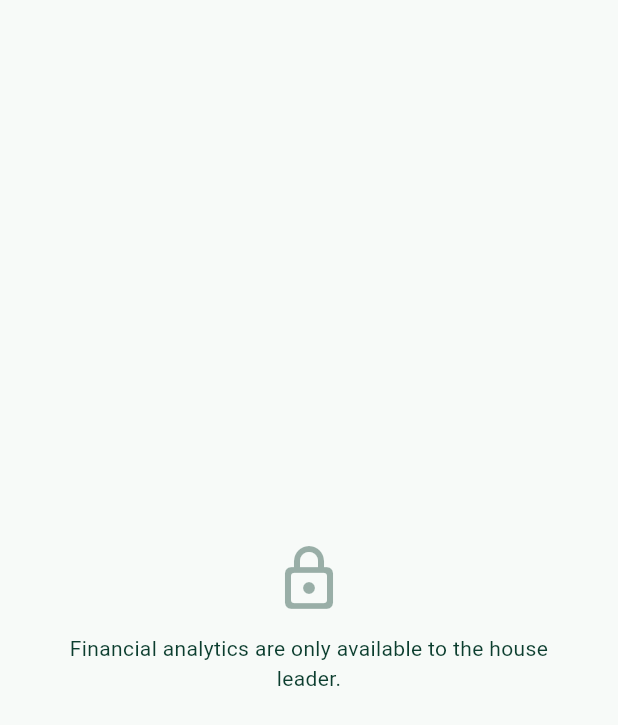
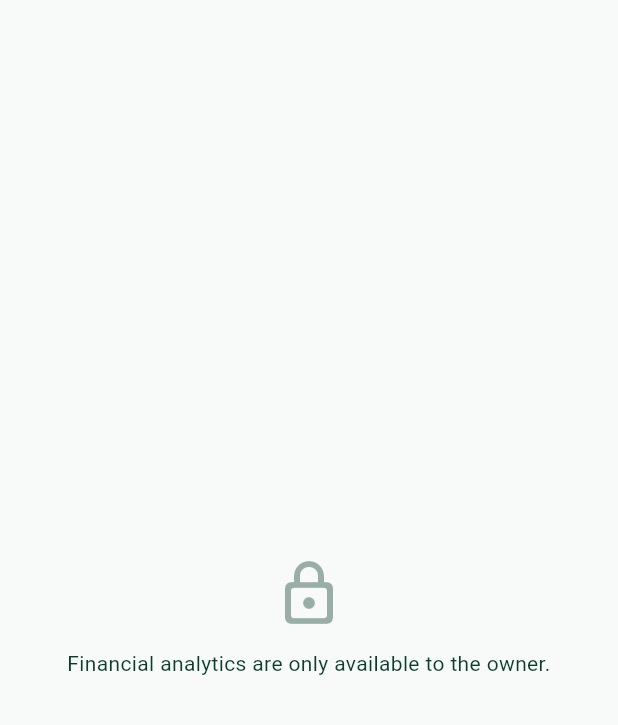
Before and after one commit to HusseinAbdow/roovia, a Flutter app: the AnalyticsLeaderOnlyState widget shown alone on an empty page, opened directly, on a phone screen of 412 x 824 dp. Shown: the top 725 px of the screen. Run offline on Flutter 3.47's test engine with Material 3 defaults, Android fonts, the phone set to English and light mode, and no system bars; our stand-ins replace cached_network_image, cloud_firestore, file_picker, firebase_auth, firebase_core, firebase_messaging and 5 more; accounts and stored records are empty.

Commit message:
fix: standardize owner wording

```diff
--- a/lib/screens/analytics/analytics_payment_section.dart
+++ b/lib/screens/analytics/analytics_payment_section.dart
@@ -30,7 +30,7 @@ class AnalyticsPaymentSection extends StatelessWidget {
         ),
         _PaymentStateRow(
           label: 'Confirmed',
-          detail: 'Approved by house owner',
+          detail: 'Approved by owner',
           amount: statistics.confirmedAmount,
           count: statistics.confirmedCount,
           color: Colors.green.shade600,
--- a/lib/screens/analytics/analytics_state_views.dart
+++ b/lib/screens/analytics/analytics_state_views.dart
@@ -162,7 +162,7 @@ class AnalyticsLeaderOnlyState extends StatelessWidget {
             ),
             const SizedBox(height: 12),
             const Text(
-              'Financial analytics are only available to the house leader.',
+              'Financial analytics are only available to the owner.',
               textAlign: TextAlign.center,
             ),
           ],
--- a/lib/screens/create_house_screen.dart
+++ b/lib/screens/create_house_screen.dart
@@ -238,7 +238,7 @@ class _CreateHouseScreenState extends State<CreateHouseScreen> {
                       ),
                       const SizedBox(height: 8),
                       Text(
-                        'Start your shared home space and become the first member and leader.',
+                        'Start your shared home space and become the first member and owner.',
                         style: Theme.of(context).textTheme.bodyLarge?.copyWith(
                           color: _darkGreen.withValues(alpha: 0.75),
                           height: 1.45,
@@ -427,7 +427,7 @@ class _CreateHouseScreenState extends State<CreateHouseScreen> {
                             const SizedBox(width: 12),
                             Expanded(
                               child: Text(
-                                'Your house will be saved in Firestore with you as leader. Address is private to members only.',
+                                'Your house will be saved in Firestore with you as owner. Address is private to members only.',
                                 style: Theme.of(context).textTheme.bodyMedium?.copyWith(
                                   color: _darkGreen.withValues(alpha: 0.8),
                                   fontWeight: FontWeight.w500,
--- a/lib/screens/house_dashboard_screen.dart
+++ b/lib/screens/house_dashboard_screen.dart
@@ -240,7 +240,7 @@ class _HouseDashboardScreenState extends State<HouseDashboardScreen> {
 
     if (house.leaderId != currentUserId) {
       messenger.showSnackBar(
-        const SnackBar(content: Text('Only the house owner can update monthly costs.')),
+        const SnackBar(content: Text('Only the owner can update monthly costs.')),
       );
       return;
     }
--- a/lib/screens/house_detail_screen.dart
+++ b/lib/screens/house_detail_screen.dart
@@ -85,7 +85,7 @@ class _HouseDetailScreenState extends State<HouseDetailScreen> {
       });
 
       ScaffoldMessenger.of(context).showSnackBar(
-        const SnackBar(content: Text('Request sent! Waiting for house owner approval.')),
+        const SnackBar(content: Text('Request sent! Waiting for owner approval.')),
       );
     } catch (e) {
       if (!mounted) {
--- a/lib/screens/profile_screen.dart
+++ b/lib/screens/profile_screen.dart
@@ -368,7 +368,7 @@ class _ProfileScreenState extends State<ProfileScreen> {
       builder: (context, namesSnapshot) {
         final leaderName =
             (namesSnapshot.data ?? const <String, String>{})[currentHouse.leaderId] ??
-            'House owner';
+            'Owner';
 
         return Container(
           padding: const EdgeInsets.all(22),
@@ -404,7 +404,7 @@ class _ProfileScreenState extends State<ProfileScreen> {
                         ),
                         const SizedBox(height: 4),
                         Text(
-                          'Leader: $leaderName',
+                          'Owner: $leaderName',
                           style: Theme.of(context).textTheme.bodyMedium?.copyWith(
                             color: _darkGreen.withValues(alpha: 0.72),
                           ),
```
Also changed, not shown: 1 other file.
